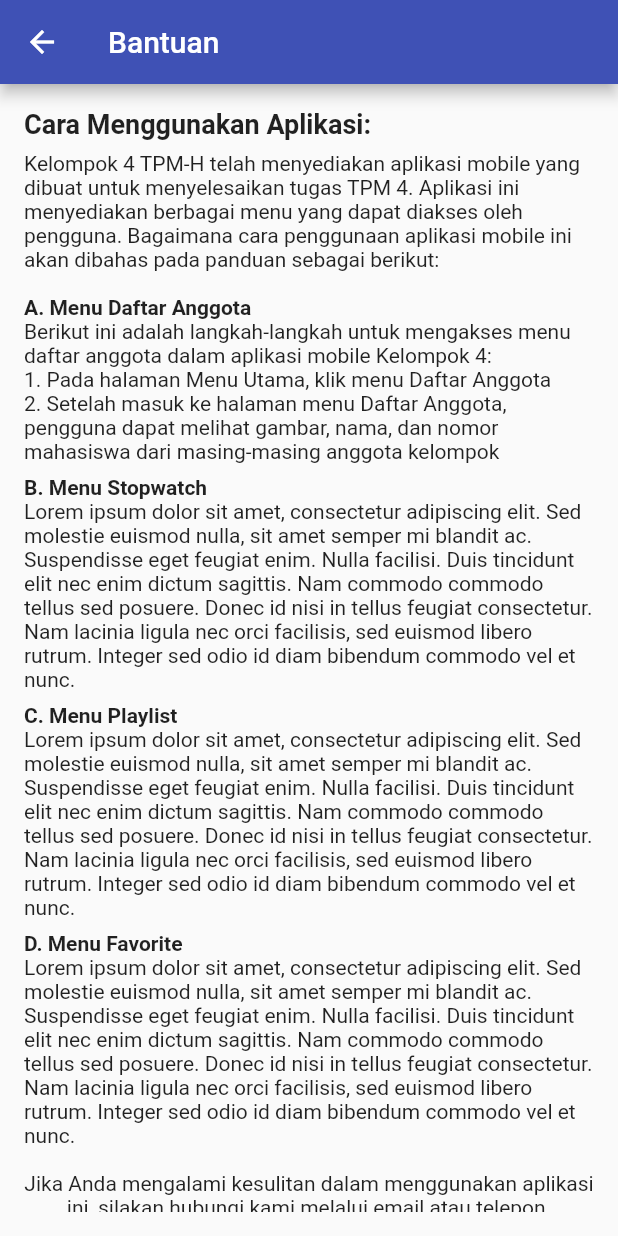
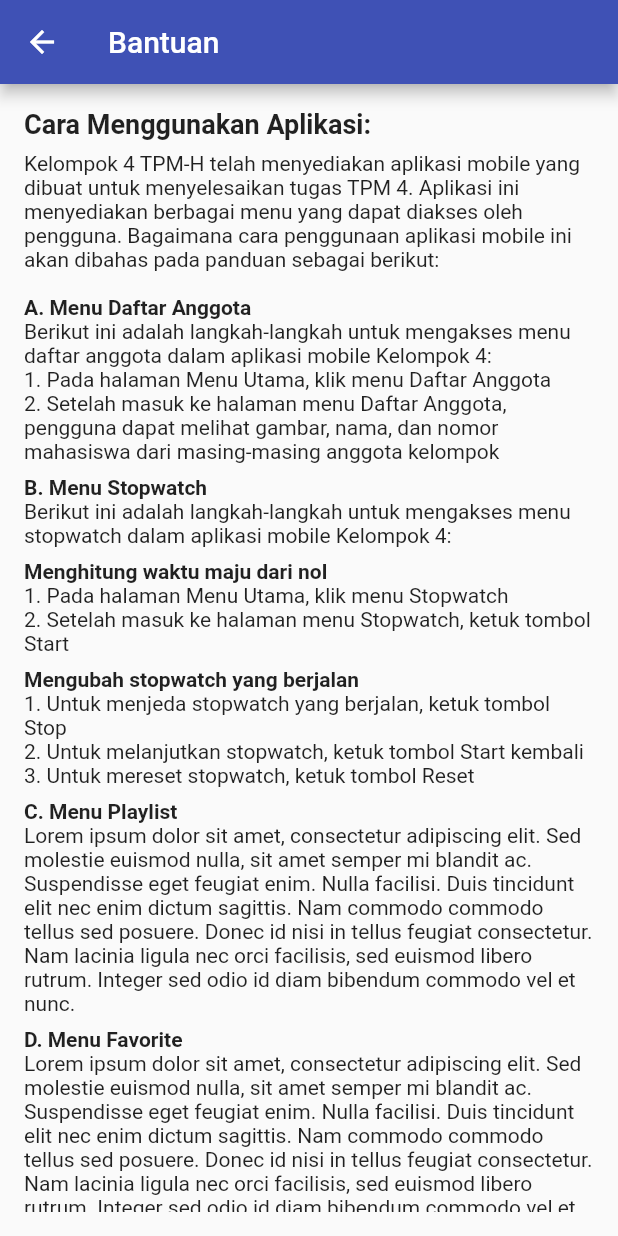
Before and after one commit to glxy-sn/tugas4, a Flutter app: the HelpPage screen opened directly, on a phone screen of 412 x 824 dp. Run offline on Flutter 3.47's test engine with Material 2 defaults, Android fonts, the phone set to English and light mode, and no system bars; missing offline and left inert: material_dialogs.

Commit message:
add steps for stopwatch menu

```diff
--- a/lib/penggunaan.dart
+++ b/lib/penggunaan.dart
@@ -40,7 +40,30 @@ class HelpPage extends StatelessWidget {
               ),
             ),
             Text(
-              'Lorem ipsum dolor sit amet, consectetur adipiscing elit. Sed molestie euismod nulla, sit amet semper mi blandit ac. Suspendisse eget feugiat enim. Nulla facilisi. Duis tincidunt elit nec enim dictum sagittis. Nam commodo commodo tellus sed posuere. Donec id nisi in tellus feugiat consectetur. Nam lacinia ligula nec orci facilisis, sed euismod libero rutrum. Integer sed odio id diam bibendum commodo vel et nunc.',
+              'Berikut ini adalah langkah-langkah untuk mengakses menu stopwatch dalam aplikasi mobile Kelompok 4:'
+            ),
+            SizedBox(height: 8.0),
+            Text(
+              'Menghitung waktu maju dari nol',
+              style: TextStyle(
+                fontWeight: FontWeight.bold
+              ),
+            ),
+            Text(
+              '1. Pada halaman Menu Utama, klik menu Stopwatch \n'
+              '2. Setelah masuk ke halaman menu Stopwatch, ketuk tombol Start'
+            ),
+            SizedBox(height: 8.0),
+            Text(
+              'Mengubah stopwatch yang berjalan',
+              style: TextStyle(
+                  fontWeight: FontWeight.bold
+              ),
+            ),
+            Text(
+                '1. Untuk menjeda stopwatch yang berjalan, ketuk tombol Stop \n'
+                '2. Untuk melanjutkan stopwatch, ketuk tombol Start kembali \n'
+                '3. Untuk mereset stopwatch, ketuk tombol Reset'
             ),
             SizedBox(height: 8.0),
             Text(
```
